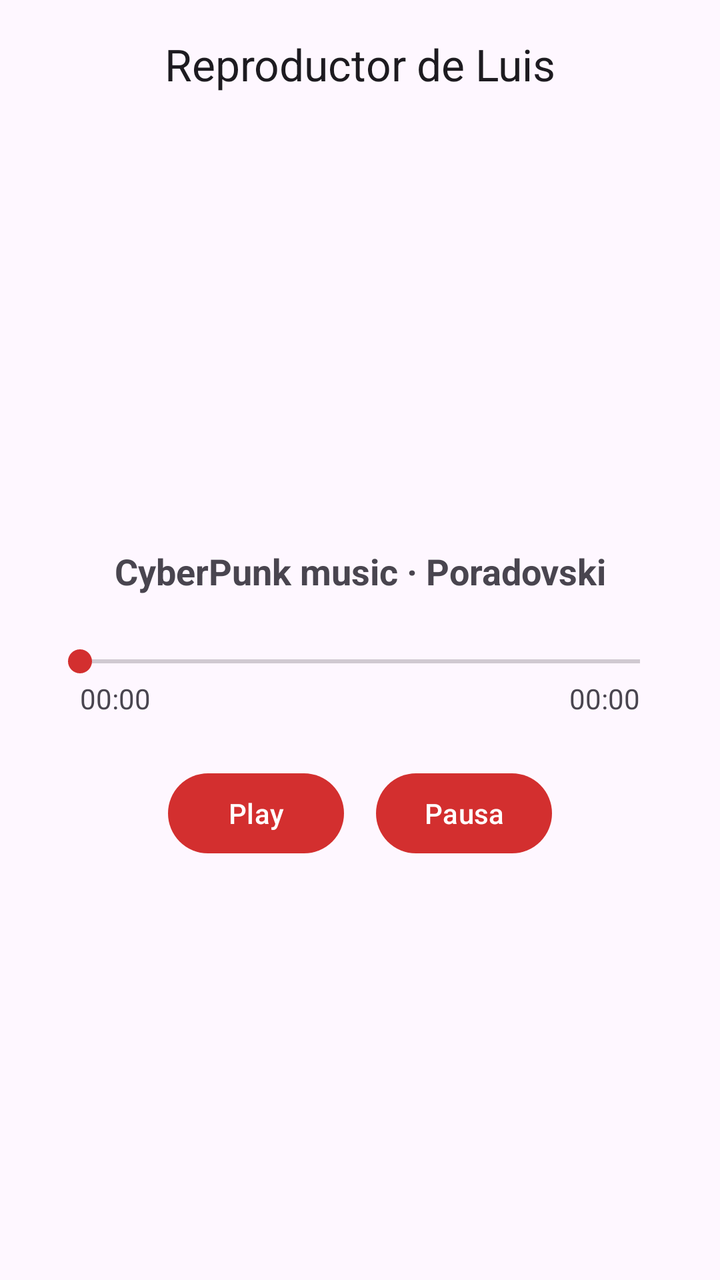
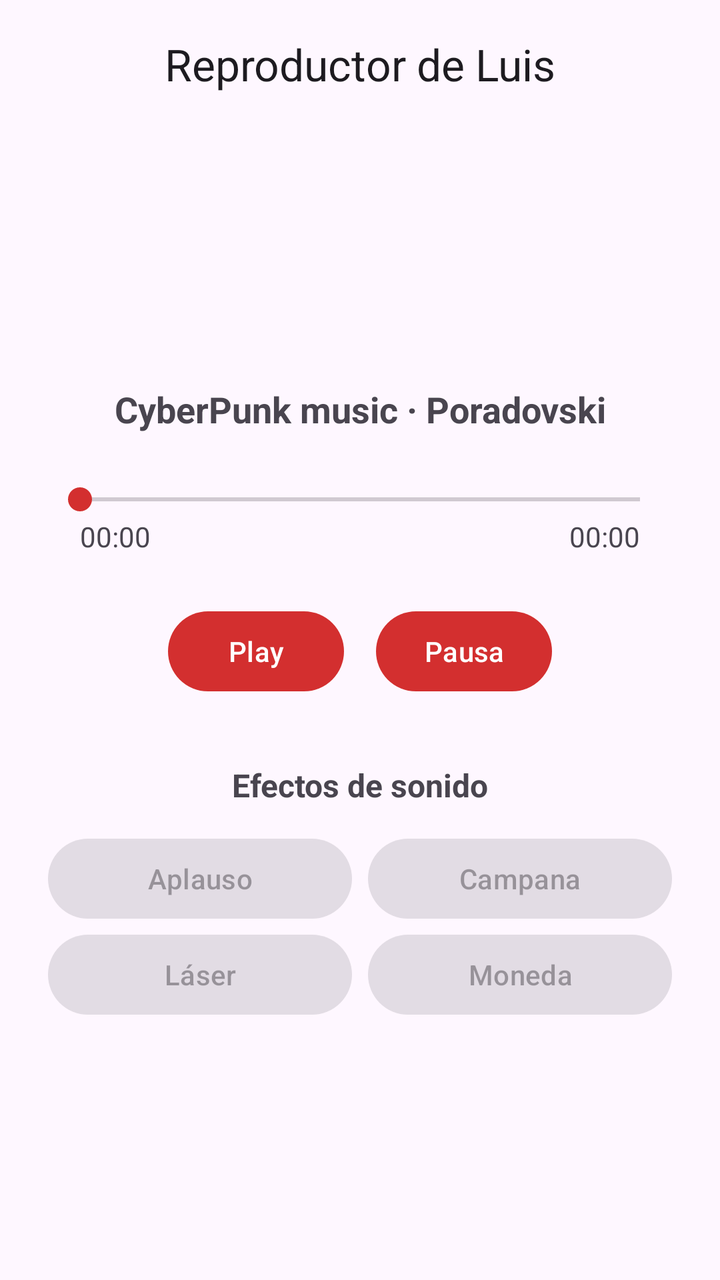

Screens rendered from an Android XML layout before and after an edit, with the pre-edit source and the edit as a unified diff.
<!-- AndroidManifest.xml: application theme Theme.ReproductorLuis -->
<!-- res/layout/activity_main.xml -->
<?xml version="1.0" encoding="utf-8"?>
<androidx.constraintlayout.widget.ConstraintLayout xmlns:android="http://schemas.android.com/apk/res/android"
    xmlns:app="http://schemas.android.com/apk/res-auto"
    xmlns:tools="http://schemas.android.com/tools"
    android:id="@+id/main"
    android:layout_width="match_parent"
    android:layout_height="match_parent"
    tools:context=".MainActivity">

    <LinearLayout
        android:layout_width="0dp"
        android:layout_height="0dp"
        android:orientation="vertical"
        app:layout_constraintTop_toTopOf="parent"
        app:layout_constraintBottom_toBottomOf="parent"
        app:layout_constraintStart_toStartOf="parent"
        app:layout_constraintEnd_toEndOf="parent">

        <com.google.android.material.appbar.MaterialToolbar
            android:id="@+id/toolbar"
            android:layout_width="match_parent"
            android:layout_height="?attr/actionBarSize"
            app:title="@string/titulo_app"
            app:titleCentered="true" />

        <LinearLayout
            android:layout_width="match_parent"
            android:layout_height="0dp"
            android:layout_weight="1"
            android:gravity="center_vertical"
            android:orientation="vertical"
            android:padding="24dp">

            <TextView
                android:id="@+id/txtCancion"
                android:layout_width="match_parent"
                android:layout_height="wrap_content"
                android:gravity="center"
                android:text="@string/cancion"
                android:textSize="18sp"
                android:textStyle="bold" />

            <SeekBar
                android:id="@+id/seekBar"
                android:layout_width="match_parent"
                android:layout_height="wrap_content"
                android:layout_marginTop="24dp"
                android:progressTint="@color/rojo"
                android:thumbTint="@color/rojo"/>

            <LinearLayout
                android:layout_width="match_parent"
                android:layout_height="wrap_content"
                android:orientation="horizontal"
                android:paddingHorizontal="16dp">

                <TextView
                    android:id="@+id/txtActual"
                    android:layout_width="0dp"
                    android:layout_height="wrap_content"
                    android:layout_weight="1"
                    android:text="@string/tiempo_inicial" />

                <TextView
                    android:id="@+id/txtTotal"
                    android:layout_width="wrap_content"
                    android:layout_height="wrap_content"
                    android:text="@string/tiempo_inicial" />
            </LinearLayout>

            <LinearLayout
                android:layout_width="match_parent"
                android:layout_height="wrap_content"
                android:layout_marginTop="24dp"
                android:gravity="center"
                android:orientation="horizontal">

                <Button
                    android:id="@+id/btnPlay"
                    android:layout_width="wrap_content"
                    android:layout_height="wrap_content"
                    android:layout_marginEnd="16dp"
                    android:text="@string/play"
                    android:textColor="@android:color/white"
                    app:backgroundTint="@color/rojo" />

                <Button
                    android:id="@+id/btnPausa"
                    android:layout_width="wrap_content"
                    android:layout_height="wrap_content"
                    android:text="@string/pausa"
                    android:textColor="@android:color/white"
                    app:backgroundTint="@color/rojo" />
            </LinearLayout>


        </LinearLayout>
    </LinearLayout>

</androidx.constraintlayout.widget.ConstraintLayout>
<!-- resources referenced by this layout -->
<resources>
  <color name="rojo">#D32F2F</color>
  <string name="cancion">CyberPunk music · Poradovski</string>
  <string name="pausa">Pausa</string>
  <string name="play">Play</string>
  <string name="tiempo_inicial">00:00</string>
  <string name="titulo_app">Reproductor de Luis</string>
  <style name="Theme.ReproductorLuis" parent="Base.Theme.ReproductorLuis" />
  <style name="Base.Theme.ReproductorLuis" parent="Theme.Material3.DayNight.NoActionBar">
          
          
      </style>
</resources>

<!-- the commit's change to res/layout/activity_main.xml (unified diff, before → after) -->
@@ -93,7 +93,62 @@
                     app:backgroundTint="@color/rojo" />
             </LinearLayout>
 
+            <TextView
+                android:layout_width="match_parent"
+                android:layout_height="wrap_content"
+                android:layout_marginTop="32dp"
+                android:gravity="center"
+                android:text="@string/titulo_efectos"
+                android:textSize="16sp"
+                android:textStyle="bold" />
 
+
+            <LinearLayout
+                android:layout_width="match_parent"
+                android:layout_height="wrap_content"
+                android:layout_marginTop="12dp"
+                android:orientation="horizontal">
+
+                <Button
+                    android:id="@+id/btnAplauso"
+                    android:layout_width="0dp"
+                    android:layout_height="wrap_content"
+                    android:layout_weight="1"
+                    android:layout_marginEnd="8dp"
+                    android:enabled="false"
+                    android:text="@string/aplauso" />
+
+                <Button
+                    android:id="@+id/btnCampana"
+                    android:layout_width="0dp"
+                    android:layout_height="wrap_content"
+                    android:layout_weight="1"
+                    android:enabled="false"
+                    android:text="@string/campana" />
+            </LinearLayout>
+
+            <LinearLayout
+                android:layout_width="match_parent"
+                android:layout_height="wrap_content"
+                android:orientation="horizontal">
+
+                <Button
+                    android:id="@+id/btnLaser"
+                    android:layout_width="0dp"
+                    android:layout_height="wrap_content"
+                    android:layout_weight="1"
+                    android:layout_marginEnd="8dp"
+                    android:enabled="false"
+                    android:text="@string/laser" />
+
+                <Button
+                    android:id="@+id/btnMoneda"
+                    android:layout_width="0dp"
+                    android:layout_height="wrap_content"
+                    android:layout_weight="1"
+                    android:enabled="false"
+                    android:text="@string/moneda" />
+            </LinearLayout>
         </LinearLayout>
     </LinearLayout>
 
<!-- resource entries referenced after the edit -->
@@ -1,11 +1,16 @@
 <!-- resources referenced by this layout -->
 <resources>
   <color name="rojo">#D32F2F</color>
+  <string name="aplauso">Aplauso</string>
+  <string name="campana">Campana</string>
   <string name="cancion">CyberPunk music · Poradovski</string>
+  <string name="laser">Láser</string>
+  <string name="moneda">Moneda</string>
   <string name="pausa">Pausa</string>
   <string name="play">Play</string>
   <string name="tiempo_inicial">00:00</string>
   <string name="titulo_app">Reproductor de Luis</string>
+  <string name="titulo_efectos">Efectos de sonido</string>
   <style name="Theme.ReproductorLuis" parent="Base.Theme.ReproductorLuis" />
   <style name="Base.Theme.ReproductorLuis" parent="Theme.Material3.DayNight.NoActionBar">
           
